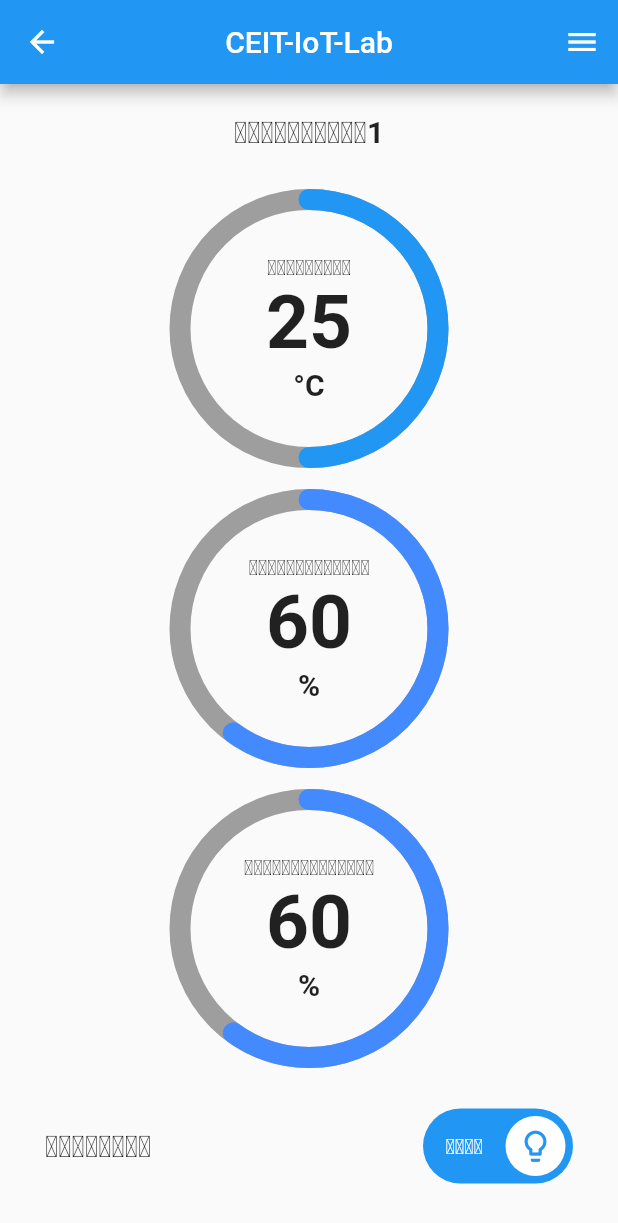
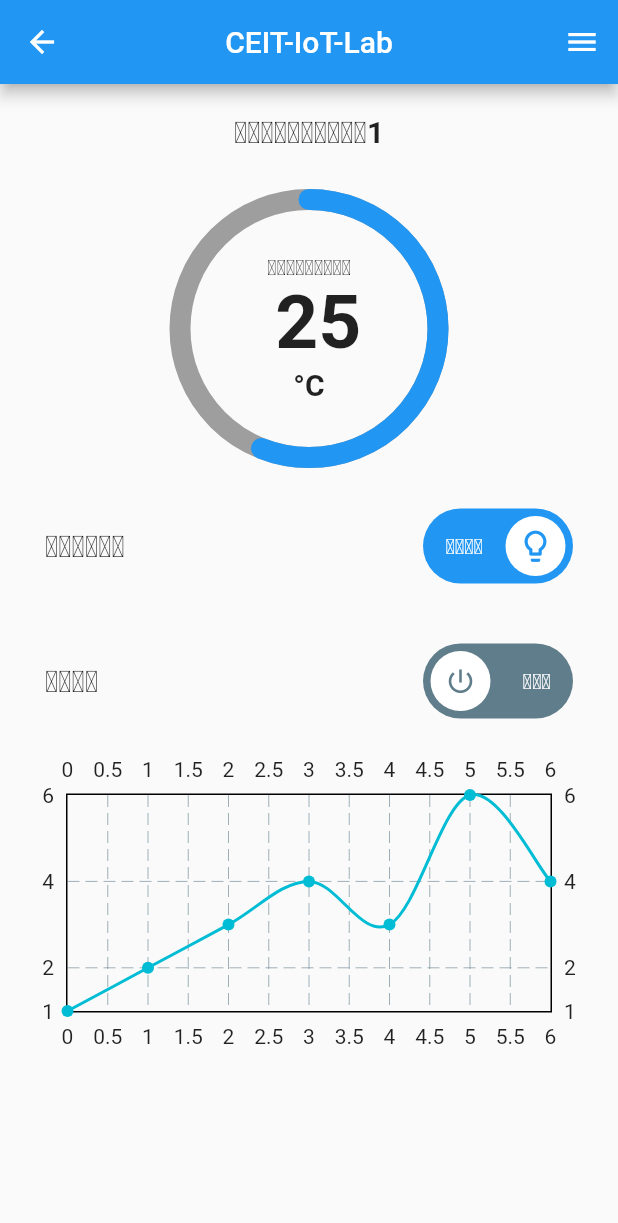
Before and after one commit to CEIT-IoT/App-SmartFarm-IoT, a Flutter app: the Home screen opened by its route, after a tap on "ປິດ", on a phone screen of 412 x 824 dp. Shown: the top 1223 px of the screen. Run offline on Flutter 3.47's test engine with Material 2 defaults, Android fonts, the phone set to English and light mode, and no system bars; drawn by our look-alikes of fl_chart, lite_rolling_switch; our stand-ins replace animated_splash_screen, firebase_auth, firebase_core, form_field_validator, get, shared_preferences; missing offline and left inert: mqtt_client; accounts and stored records are empty.

Commit message:
mqtt test

```diff
--- /dev/null
+++ b/lib/const.dart
@@ -0,0 +1,5 @@
+//const mqttHost = "broker.emqx.io";
+const mqttHost = "192.168.43.146";
+const mqttPort = 1883;
+const mqttClientId = "client-bdf08da3";
+const userId = "user1";
--- a/lib/main.dart
+++ b/lib/main.dart
@@ -19,6 +19,6 @@ class MyApp extends StatelessWidget {
     return MaterialApp(
         routes: custom_route.Route.getAll(),
         debugShowCheckedModeBanner: false,
-        home: Splash());
+        home: const Splash());
   }
 }
--- /dev/null
+++ b/lib/model/swith_model.dart
@@ -0,0 +1,5 @@
+class SwithModel {
+  String? title;
+  String? pubtopic;
+  SwithModel({this.title, this.pubtopic});
+}
--- a/lib/screens/dashboard1/dashboard1.dart
+++ b/lib/screens/dashboard1/dashboard1.dart
@@ -1,171 +1,51 @@
 import 'package:app_iot/model/temperatureData.dart';
 import 'package:app_iot/packages/chart.dart';
+import 'package:app_iot/services/mqtt.dart';
 import 'package:app_iot/widgets/circleprogress.dart';
+import 'package:app_iot/widgets/custom_paint.dart';
+import 'package:app_iot/widgets/swith_button.dart';
 import 'package:flutter/material.dart';
+import 'package:get/get.dart';
 import 'package:lite_rolling_switch/lite_rolling_switch.dart';
+import 'package:mqtt_client/mqtt_client.dart';
+import 'package:app_iot/services/mqtt.dart';
 
-class Dashboard1Page extends StatefulWidget {
+class Dashboard1Page extends StatelessWidget {
   const Dashboard1Page({Key? key}) : super(key: key);
 
-  @override
-  State<Dashboard1Page> createState() => _Dashboard1PageState();
-}
-
-class _Dashboard1PageState extends State<Dashboard1Page> {
   @override
   Widget build(BuildContext context) {
     return Center(
       child: Column(
         children: [
           Container(
-              margin: EdgeInsets.symmetric(vertical: 20),
-              child: Text(
+              margin: const EdgeInsets.symmetric(vertical: 20),
+              child: const Text(
                 "ໂຮງເຮືອນທີ1",
                 style: TextStyle(fontSize: 20, fontWeight: FontWeight.bold),
               )),
           Expanded(
             child: ListView(
               children: [
-                CustomPaint(
-                  foregroundPainter: CircleProgress(25, true),
-                  child: Container(
-                    width: 200,
-                    height: 200,
-                    child: Center(
-                      child: Column(
-                        mainAxisAlignment: MainAxisAlignment.center,
-                        children: <Widget>[
-                          Text('ອຸ່ນຫະພູມ'),
-                          Text(
-                            '25',
-                            style: TextStyle(
-                                fontSize: 50, fontWeight: FontWeight.bold),
-                          ),
-                          Text(
-                            '°C',
-                            style: TextStyle(
-                                fontSize: 20, fontWeight: FontWeight.bold),
-                          ),
-                        ],
-                      ),
-                    ),
-                  ),
+                GetBuilder<BatteryController>(
+                  init: BatteryController(),
+                  id: 'battery',
+                  builder: (batteryController) {
+                    return CustomPaintCircleProgress(
+                      value: 28,
+                      title: "ອຸນຫະພູມ",
+                      symbol: " 'ໍC",
+                      ues: true,
+                    );
+                  },
                 ),
-                CustomPaint(
-                  foregroundPainter: CircleProgress(60, false),
-                  child: Container(
-                    width: 200,
-                    height: 200,
-                    child: Center(
-                      child: Column(
-                        mainAxisAlignment: MainAxisAlignment.center,
-                        children: <Widget>[
-                          Text('ຄວາມຊູ່ມອາກາດ'),
-                          Text(
-                            '60',
-                            style: TextStyle(
-                                fontSize: 50, fontWeight: FontWeight.bold),
-                          ),
-                          Text(
-                            '%',
-                            style: TextStyle(
-                                fontSize: 20, fontWeight: FontWeight.bold),
-                          ),
-                        ],
-                      ),
-                    ),
-                  ),
+                const SwithButton(
+                  title: 'ພັດລົມ',
+                  pubTopic: 'esp/fan',
                 ),
-                CustomPaint(
-                  foregroundPainter: CircleProgress(60, false),
-                  child: Container(
-                    width: 200,
-                    height: 200,
-                    child: Center(
-                      child: Column(
-                        mainAxisAlignment: MainAxisAlignment.center,
-                        children: <Widget>[
-                          Text('ຄວາມຊູ່ມຂອງດີນ'),
-                          Text(
-                            '60',
-                            style: TextStyle(
-                                fontSize: 50, fontWeight: FontWeight.bold),
-                          ),
-                          Text(
-                            '%',
-                            style: TextStyle(
-                                fontSize: 20, fontWeight: FontWeight.bold),
-                          ),
-                        ],
-                      ),
-                    ),
-                  ),
-                ),
-                Padding(
-                  padding:
-                      const EdgeInsets.symmetric(horizontal: 30, vertical: 20),
-                  child: Row(
-                    mainAxisAlignment: MainAxisAlignment.spaceBetween,
-                    children: [
-                      Text(
-                        "ປໍ້ານ້ຳ",
-                        style: TextStyle(
-                            fontSize: 20, fontWeight: FontWeight.bold),
-                      ),
-                      Container(
-                        child: LiteRollingSwitch(
-                          value: false,
-                          width: 100,
-                          textOn: 'ເປີດ',
-                          textOff: 'ປິດ',
-                          colorOn: Colors.blue,
-                          colorOff: Colors.blueGrey,
-                          iconOn: Icons.lightbulb_outline,
-                          iconOff: Icons.power_settings_new,
-                          animationDuration: const Duration(milliseconds: 300),
-                          onChanged: (bool state) {
-                            print('turned ${(state) ? 'on' : 'off'}');
-                          },
-                          onDoubleTap: () {},
-                          onSwipe: () {},
-                          onTap: () {},
-                        ),
-                      ),
-                    ],
-                  ),
-                ),
-                Padding(
-                  padding:
-                      const EdgeInsets.symmetric(horizontal: 30, vertical: 20),
-                  child: Row(
-                    mainAxisAlignment: MainAxisAlignment.spaceBetween,
-                    children: [
-                      Text(
-                        "ອັດຕະໂນມັດ",
-                        style: TextStyle(
-                            fontSize: 20, fontWeight: FontWeight.bold),
-                      ),
-                      Container(
-                        child: LiteRollingSwitch(
-                          value: false,
-                          width: 100,
-                          textOn: 'ເປີດ',
-                          textOff: 'ປິດ',
-                          colorOn: Colors.blue,
-                          colorOff: Colors.blueGrey,
-                          iconOn: Icons.lightbulb_outline,
-                          iconOff: Icons.power_settings_new,
-                          animationDuration: const Duration(milliseconds: 300),
-                          onChanged: (bool state) {
-                            print('turned ${(state) ? 'on' : 'off'}');
-                          },
-                          onDoubleTap: () {},
-                          onSwipe: () {},
-                          onTap: () {},
-                        ),
-                      ),
-                    ],
-                  ),
+                const SwithButton(
+                  title: 'ນ້ຳ',
+                  pubTopic: 'esp/led',
                 ),
                 LineChartWidget(temperaturePoints),
               ],
--- /dev/null
+++ b/lib/services/mqtt.dart
@@ -0,0 +1,62 @@
+import 'dart:convert';
+import 'dart:developer';
+
+import 'package:get/get.dart';
+import 'package:mqtt_client/mqtt_client.dart';
+import 'package:mqtt_client/mqtt_server_client.dart';
+import 'package:app_iot/const.dart';
+
+class BatteryController extends GetxController {
+  late MqttServerClient client;
+
+  // battery json string
+  RxString battery = "{}".obs;
+
+  @override
+  void onInit() {
+    super.onInit();
+    log("onInit");
+    mqttSubscribe();
+  }
+
+  void mqttSubscribe() async {
+    client = MqttServerClient.withPort(
+        mqttHost, mqttClientId + "_battery", mqttPort);
+    client.keepAlivePeriod = 30;
+    client.autoReconnect = true;
+
+    await client.connect();
+
+    client.onConnected = () {
+      log('MQTT connected');
+    };
+
+    client.onDisconnected = () {
+      log('MQTT disconnected');
+    };
+
+    client.onSubscribed = (String topic) {
+      log('MQTT subscribed to $topic');
+    };
+
+    if (client.connectionStatus!.state == MqttConnectionState.connected) {
+      client.subscribe("battery", MqttQos.exactlyOnce);
+      client.updates!.listen((List<MqttReceivedMessage<MqttMessage>> c) {
+        final recMess2 = c[0].payload as MqttPublishMessage;
+        final jsonString =
+            MqttPublishPayload.bytesToStringAsString(recMess2.payload.message);
+        log("message payload 2 => " + jsonString);
+
+        // sample message
+        // '{ "batteryLevel" : 82, "batteryStatus": "ok" }'
+
+        // sample command
+        // mosquitto_pub -h 192.168.43.146 -r  -t "battery" -m '{ "batteryLevel" : 82, "batteryStatus": "ok" }'
+
+        // update to controller
+        battery.value = jsonString;
+        update(['battery']);
+      });
+    }
+  }
+}
--- /dev/null
+++ b/lib/widgets/custom_paint.dart
@@ -0,0 +1,43 @@
+import 'package:app_iot/widgets/circleprogress.dart';
+import 'package:flutter/material.dart';
+
+class CustomPaintCircleProgress extends StatelessWidget {
+  final double? value;
+  final String? title;
+  final String? symbol;
+  final bool ues;
+  const CustomPaintCircleProgress(
+      {Key? key,
+      required this.value,
+      required this.title,
+      required this.symbol,
+      required this.ues})
+      : super(key: key);
+
+  @override
+  Widget build(BuildContext context) {
+    return CustomPaint(
+      foregroundPainter: CircleProgress(value!, ues),
+      child: SizedBox(
+        width: 200,
+        height: 200,
+        child: Center(
+          child: Column(
+            mainAxisAlignment: MainAxisAlignment.center,
+            children: const <Widget>[
+              Text('ອຸ່ນຫະພູມ'),
+              Text(
+                ' 25',
+                style: TextStyle(fontSize: 50, fontWeight: FontWeight.bold),
+              ),
+              Text(
+                '°C',
+                style: TextStyle(fontSize: 20, fontWeight: FontWeight.bold),
+              ),
+            ],
+          ),
+        ),
+      ),
+    );
+  }
+}
--- /dev/null
+++ b/lib/widgets/swith_button.dart
@@ -0,0 +1,83 @@
+import 'package:app_iot/services/mqtt.dart';
+import 'package:flutter/material.dart';
+import 'package:lite_rolling_switch/lite_rolling_switch.dart';
+import 'package:mqtt_client/mqtt_client.dart';
+
+class SwithButton extends StatefulWidget {
+  final String? title;
+  final String? pubTopic;
+  const SwithButton({Key? key, this.title, this.pubTopic}) : super(key: key);
+
+  @override
+  State<SwithButton> createState() => _SwithButtonState();
+}
+
+class _SwithButtonState extends State<SwithButton> {
+  // MQTTClientManager mqttClientManager = MQTTClientManager();
+
+  @override
+  void initState() {
+    // setupMqttClient();
+    // setupUpdatesListener();
+    super.initState();
+  }
+
+  @override
+  Widget build(BuildContext context) {
+    return Padding(
+      padding: const EdgeInsets.symmetric(horizontal: 30, vertical: 20),
+      child: Row(
+        mainAxisAlignment: MainAxisAlignment.spaceBetween,
+        children: [
+          Text(
+            widget.title!,
+            style: TextStyle(fontSize: 20, fontWeight: FontWeight.bold),
+          ),
+          Container(
+            child: LiteRollingSwitch(
+              value: false,
+              width: 100,
+              textOn: 'ເປີດ',
+              textOff: 'ປິດ',
+              colorOn: Colors.blue,
+              colorOff: Colors.blueGrey,
+              iconOn: Icons.lightbulb_outline,
+              iconOff: Icons.power_settings_new,
+              animationDuration: const Duration(milliseconds: 300),
+              onChanged: (bool state) {
+                print('turned ${(state) ? 'on' : 'off'}');
+                // mqttClientManager.publishMessage(
+                //     widget.pubTopic!, '${(state) ? 'on' : 'off'}');
+              },
+              onDoubleTap: () {},
+              onSwipe: () {},
+              onTap: () {},
+            ),
+          ),
+        ],
+      ),
+    );
+  }
+
+  // Future<void> setupMqttClient() async {
+  //   await mqttClientManager.connect();
+  //   mqttClientManager.subscribe(widget.pubTopic!);
+  // }
+
+  // void setupUpdatesListener() {
+  //   mqttClientManager
+  //       .getMessagesStream()!
+  //       .listen((List<MqttReceivedMessage<MqttMessage?>>? c) {
+  //     final recMess = c![2].payload as MqttPublishMessage;
+  //     final pt =
+  //         MqttPublishPayload.bytesToStringAsString(recMess.payload.message);
+  //     print('MQTTClient::Message received on topic: <${c[0].topic}> is $pt\n');
+  //   });
+  // }
+
+  // @override
+  // void dispose() {
+  //   mqttClientManager.disconnect();
+  //   super.dispose();
+  // }
+}
--- a/pubspec.yaml
+++ b/pubspec.yaml
@@ -41,6 +41,8 @@ dependencies:
   shared_preferences: any
   lite_rolling_switch: any
   fl_chart: any
+  mqtt_client: any
+  get: 4.6.1
 
 
 
```
Also changed, not shown: pubspec.lock.
